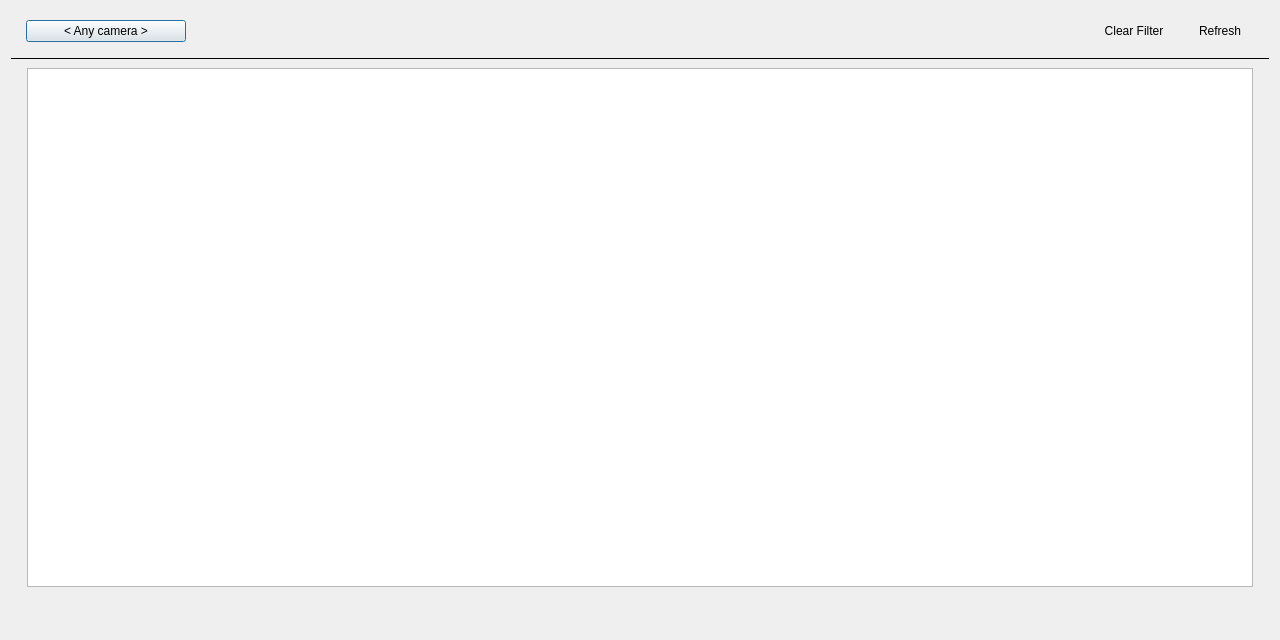
Above: client/nx_client_desktop/src/ui/dialogs/search_bookmarks_dialog.ui from networkoptix/nx_open before the change. Below: the same form after it.
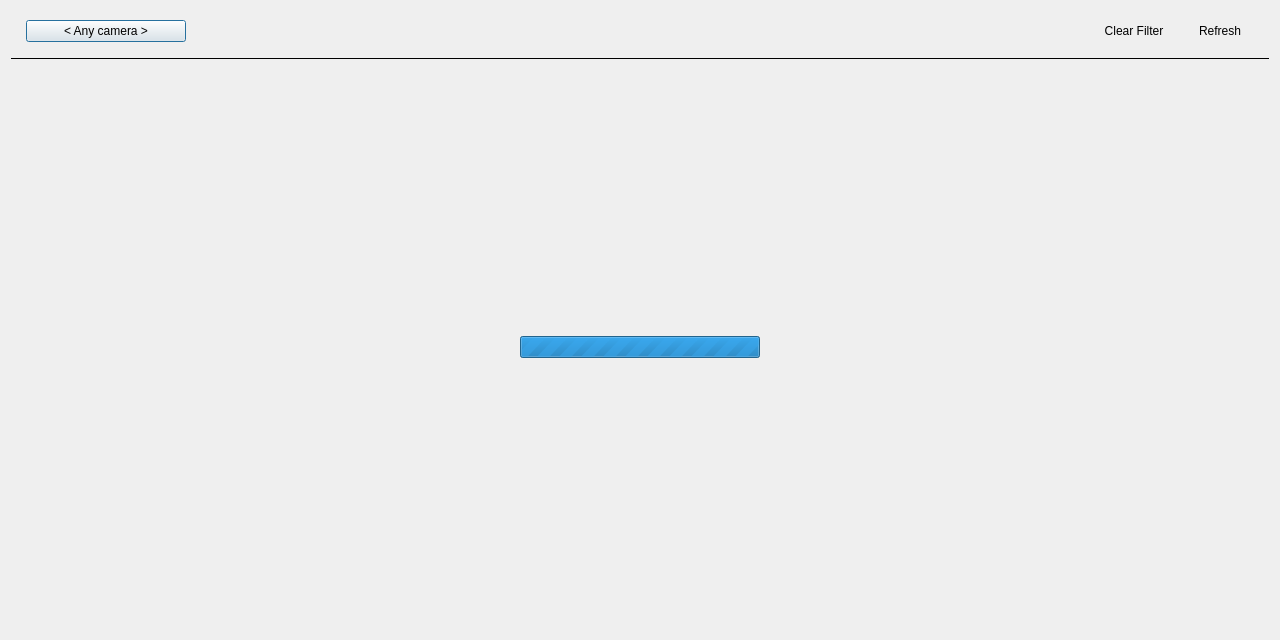
That is the form after the change. The open tabs and pages were chosen to show the change. Custom widgets are drawn as their Qt base class.

Commit message:
VMS-6746 - "No bookmarks" placeholder shows instead of preloader
<==== Mercurial data ====>
Branch: vms_3.1_gui

Patch:
```diff
--- a/client/nx_client_desktop/src/ui/dialogs/search_bookmarks_dialog.ui
+++ b/client/nx_client_desktop/src/ui/dialogs/search_bookmarks_dialog.ui
@@ -170,27 +170,27 @@
        </item>
       </layout>
      </widget>
-     <widget class="QWidget" name="warnPage">
-      <layout class="QVBoxLayout" name="verticalLayout_2">
-       <property name="leftMargin">
-        <number>16</number>
-       </property>
-       <property name="topMargin">
-        <number>16</number>
-       </property>
-       <property name="rightMargin">
-        <number>16</number>
-       </property>
-       <property name="bottomMargin">
-        <number>16</number>
-       </property>
+     <widget class="QWidget" name="progressPage">
+      <layout class="QHBoxLayout" name="horizontalLayout_3">
        <item>
-        <widget class="QLabel" name="warningLabel">
-         <property name="text">
-          <string>All Servers are offline. Logs are not available.</string>
+        <widget class="QProgressBar" name="loadingProgressBar">
+         <property name="sizePolicy">
+          <sizepolicy hsizetype="Fixed" vsizetype="Fixed">
+           <horstretch>0</horstretch>
+           <verstretch>0</verstretch>
+          </sizepolicy>
          </property>
-         <property name="alignment">
-          <set>Qt::AlignCenter</set>
+         <property name="minimumSize">
+          <size>
+           <width>240</width>
+           <height>0</height>
+          </size>
+         </property>
+         <property name="maximum">
+          <number>0</number>
+         </property>
+         <property name="value">
+          <number>-1</number>
          </property>
         </widget>
        </item>
```
The commit also changes 6 other files.
